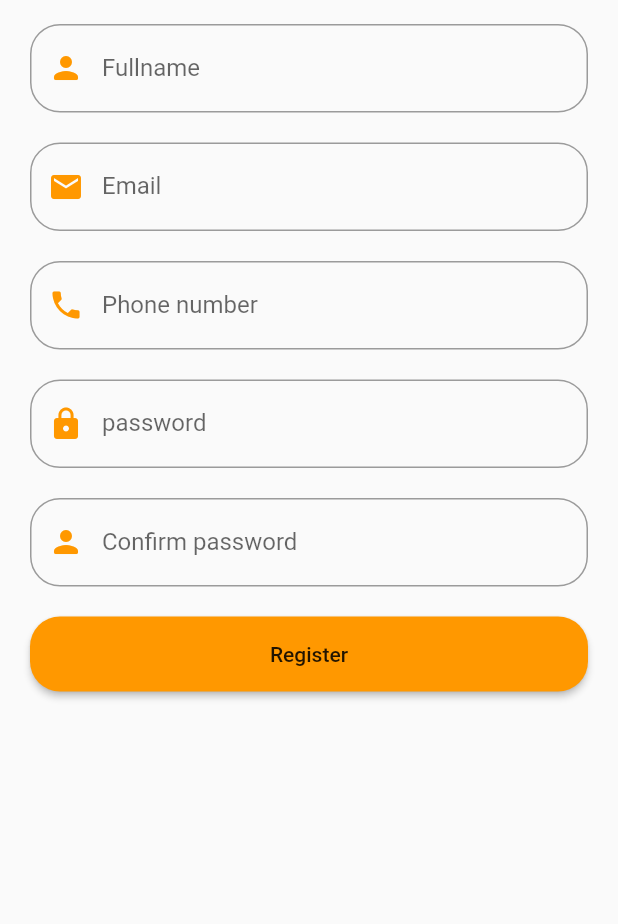
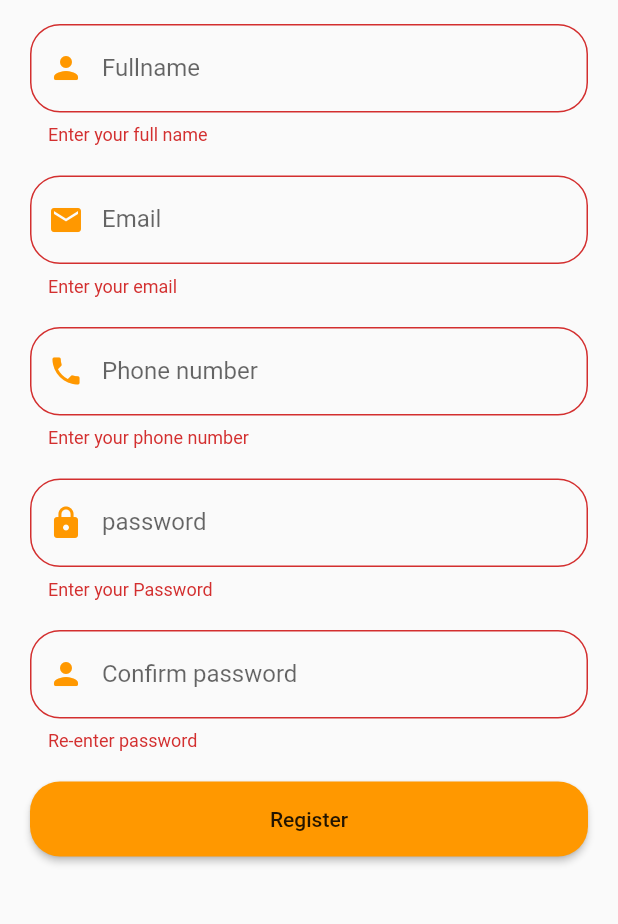
Before and after one commit to tappu2058/Haatbazar, a Flutter app: the RegisterUser screen opened directly, after a tap on "Register", on a phone screen of 412 x 824 dp, the part 213-1137 px from its top. Run offline on Flutter 3.47's test engine with Material 2 defaults, Android fonts, the phone set to English and light mode, and no system bars; our stand-ins replace image_picker; network calls fail.

Commit message:
register

```diff
--- a/lib/botton_nav_bar/registerUser.dart
+++ b/lib/botton_nav_bar/registerUser.dart
@@ -1,4 +1,5 @@
 import 'package:flutter/material.dart';
+import 'package:flutter/services.dart';
 
 class RegisterUser extends StatefulWidget {
   const RegisterUser({Key? key}) : super(key: key);
@@ -10,11 +11,11 @@ class RegisterUser extends StatefulWidget {
 class _RegisterUserState extends State<RegisterUser> {
   final _formkey = GlobalKey<FormState>();
 
-  final Fullnamecontroller = new TextEditingController();
-  final EmailController = new TextEditingController();
-  final phonecontroler = new TextEditingController();
-  final passwordcontroller = new TextEditingController();
-  final confirmpasswordcontroller = new TextEditingController();
+  final TextEditingController  Fullnamecontroller = new TextEditingController();
+  final TextEditingController  EmailController = new TextEditingController();
+  final TextEditingController  phonecontroler = new TextEditingController();
+  final TextEditingController  passwordcontroller = new TextEditingController();
+  final TextEditingController  confirmpasswordcontroller = new TextEditingController();
   @override
   Widget build(BuildContext context) {
     return SafeArea(
@@ -58,7 +59,10 @@ class _RegisterUserState extends State<RegisterUser> {
                   controller: EmailController,
                   validator: (value){
                     if(value!.isEmpty){
-                      return 'Enter your email';
+                      return ("Enter your email");
+                    }
+                    if(!RegExp("^[a-zA-Z0-9+_.-]+@[a-zA-Z0-9.-]+.[a-z]").hasMatch(value)){
+                      return ("Enter valid email address");
                     }
                     return null;
                   },
@@ -75,10 +79,16 @@ class _RegisterUserState extends State<RegisterUser> {
                 //phone
                 TextFormField(
                   keyboardType: TextInputType.phone,
+                  inputFormatters: [
+                    LengthLimitingTextInputFormatter(10),
+                  ],
                   controller: phonecontroler,
                   validator: (value){
                     if(value!.isEmpty){
                       return 'Enter your phone number';
+                    }
+                    if(value.length!=10){
+                      return ("Mobile Number must be of 10 digit");
                     }
                     return null;
                   },
@@ -99,7 +109,10 @@ class _RegisterUserState extends State<RegisterUser> {
                   controller: passwordcontroller,
                   validator: (value){
                     if(value!.isEmpty){
-                      return 'Enter password';
+                      return ("Enter your Password");
+                    }
+                    if (value.trim().length < 5) {
+                      return 'Password must be at least 6 characters in length';
                     }
                     return null;
                   },
@@ -120,7 +133,10 @@ class _RegisterUserState extends State<RegisterUser> {
                   obscureText: true,
                   validator: (value){
                     if(value!.isEmpty){
-                      return 'Confirm your password';
+                      return "Re-enter password";
+                    }
+                    if(value!=passwordcontroller.text){
+                      return 'Password not match';
                     }
                     return null;
                   },
@@ -135,7 +151,9 @@ class _RegisterUserState extends State<RegisterUser> {
                 ),
                 SizedBox(height: 20,),
                 MaterialButton(
-                    onPressed: (){},
+                    onPressed: (){
+                      _register();
+                    },
                   child: Text("Register"),
                   color: Colors.orange,
                   height: 50,
@@ -149,5 +167,11 @@ class _RegisterUserState extends State<RegisterUser> {
           ),
         )
     );
+
+  }
+  void _register(){
+    if(_formkey.currentState!.validate()){
+
+    }
   }
 }
```
Also changed, not shown: lib/botton_nav_bar/registerVendor.dart (+32 -9 lines).
